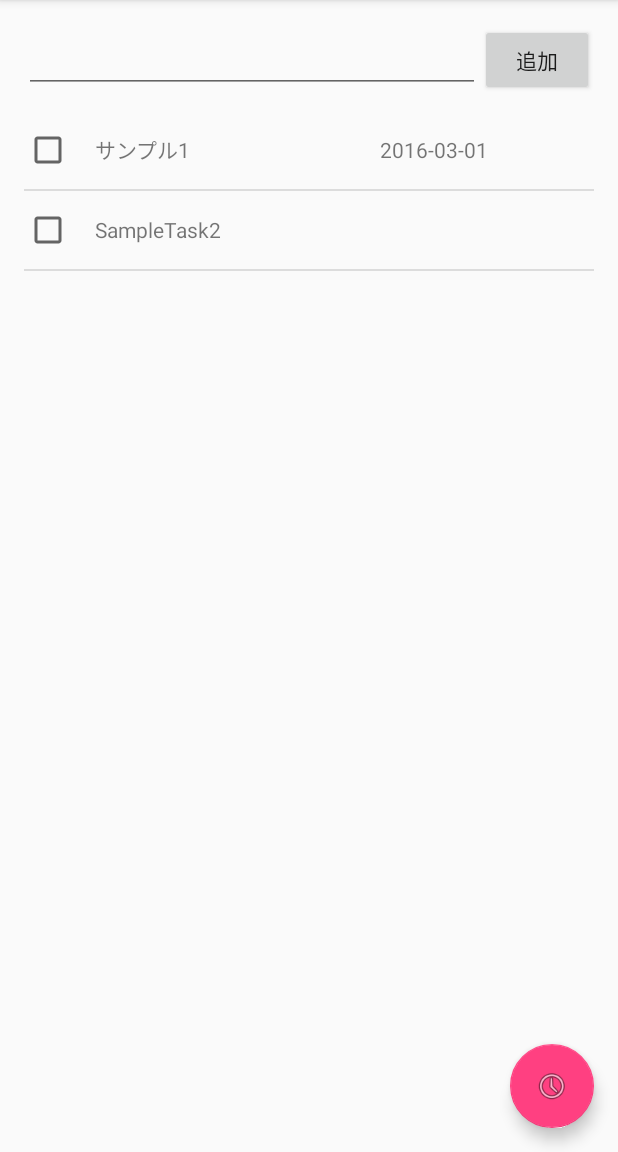
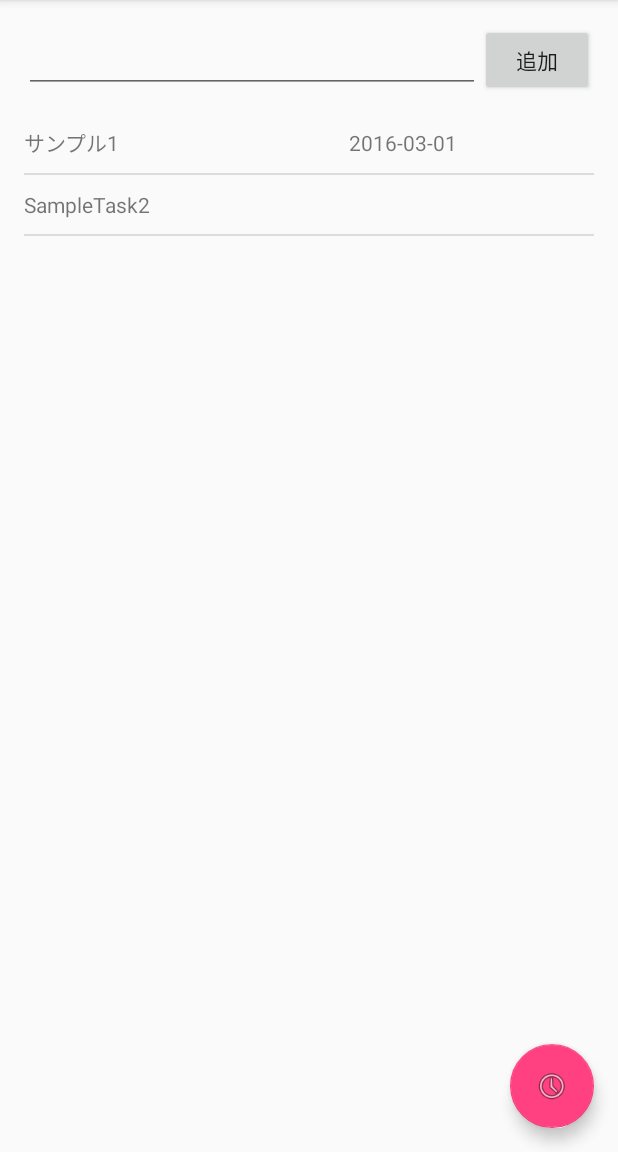
Before and after one commit to kuwako/TodoKuwako, an Android app: the screen it shows after launch (MainActivity), on a phone screen of 412 x 824 dp, the part 84-1236 px from its top. Run offline under Robolectric (Android 15) with nearby library versions, the phone set to English and light mode, and no system bars.

Commit message:
チェックボックス削除

```diff
--- a/app/src/main/java/com/example/kuwako/todokuwako/MainActivity.java
+++ b/app/src/main/java/com/example/kuwako/todokuwako/MainActivity.java
@@ -53,7 +53,6 @@ public class MainActivity extends AppCompatActivity {
     protected void onCreate(Bundle savedInstanceState) {
         super.onCreate(savedInstanceState);
         setContentView(R.layout.activity_main);
-        // TODO checkbox消す
         Toolbar toolbar = (Toolbar) findViewById(R.id.toolbar);
         setSupportActionBar(toolbar);
         mFirebaseAnalytics = FirebaseAnalytics.getInstance(this);
--- a/app/src/main/res/layout/todorow.xml
+++ b/app/src/main/res/layout/todorow.xml
@@ -7,10 +7,10 @@
     android:paddingTop="10dp"
     android:paddingBottom="10dp"
     >
-    <CheckBox
-        android:layout_width="0dp"
-        android:layout_height="wrap_content"
-        android:layout_weight="1" />
+    <!--<CheckBox-->
+        <!--android:layout_width="0dp"-->
+        <!--android:layout_height="wrap_content"-->
+        <!--android:layout_weight="1" />-->
 
     <TextView
         android:layout_width="0dp"
```
